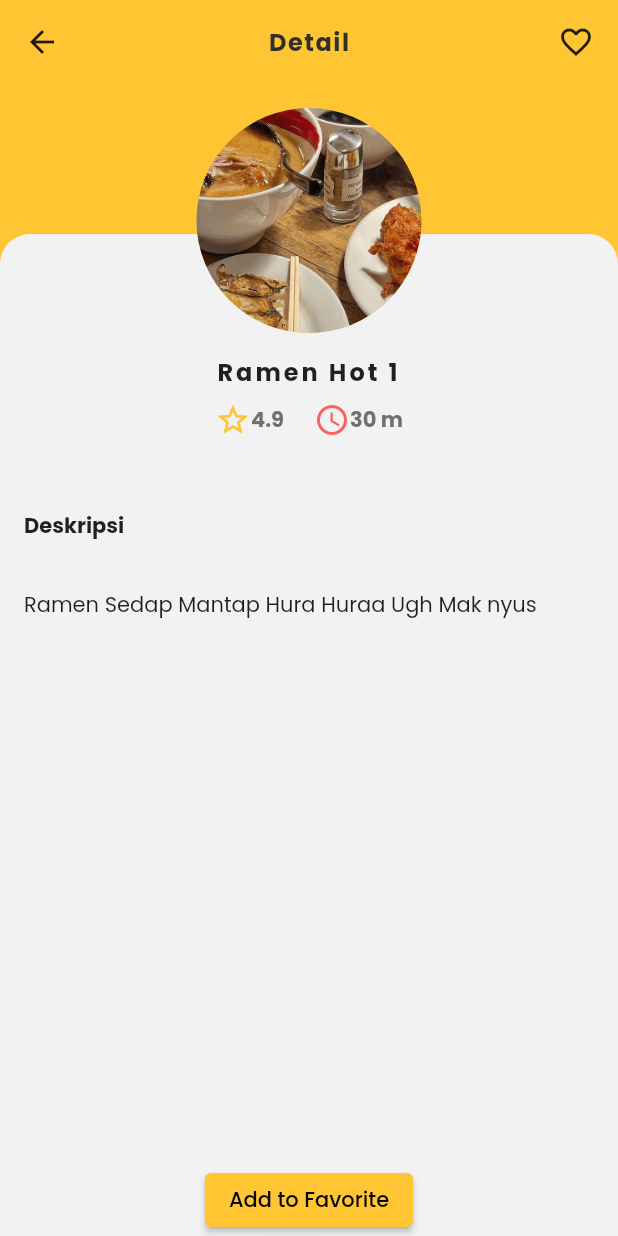
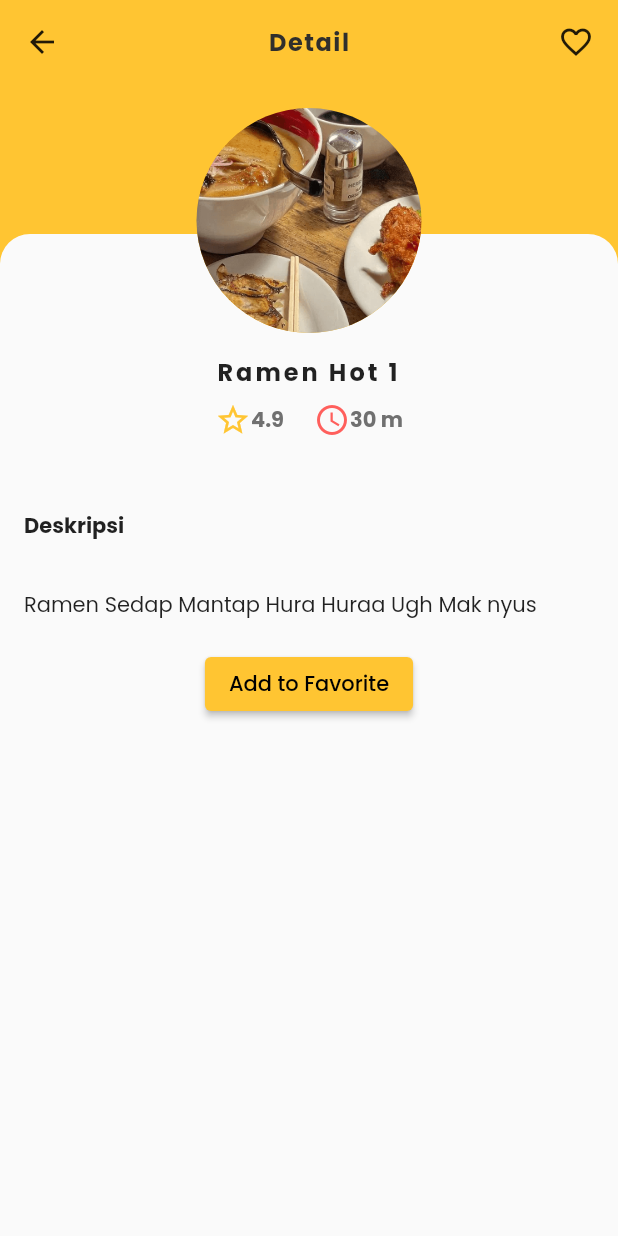
Before and after one commit to ghaan1/dicoding-fundamental-flutter, a Flutter app: the DetailFoodScreen screen opened directly with sample values from the repository, on a phone screen of 412 x 824 dp. Run offline on Flutter 3.47's test engine with Material 2 defaults, Android fonts, the phone set to English and light mode, and no system bars.

Commit message:
fix overflow

```diff
--- a/lib/presentation/home/landing/widget/detail_food_card.dart
+++ b/lib/presentation/home/landing/widget/detail_food_card.dart
@@ -16,7 +16,8 @@ class _DetailFoodScreenState extends State<DetailFoodScreen> {
   @override
   Widget build(BuildContext context) {
     return Scaffold(
-      body: Column(
+      body: SingleChildScrollView(
+        child: Column(
           children: [
             Container(
               decoration: const BoxDecoration(color: AppColor.primaryColor),
@@ -58,8 +59,8 @@ class _DetailFoodScreenState extends State<DetailFoodScreen> {
                         children: [
                           Container(
                             height: 150,
-                          decoration:
-                              const BoxDecoration(color: AppColor.primaryColor),
+                            decoration: const BoxDecoration(
+                                color: AppColor.primaryColor),
                           ),
                           Container(
                             margin: const EdgeInsets.only(top: 100),
@@ -68,7 +69,7 @@ class _DetailFoodScreenState extends State<DetailFoodScreen> {
                                   topLeft: Radius.circular(20),
                                   topRight: Radius.circular(20),
                                 ),
-                              color: AppColor.secondaryBackground),
+                                color: AppColor.primaryBackground),
                             child: Column(
                               crossAxisAlignment: CrossAxisAlignment.start,
                               children: [
@@ -131,7 +132,8 @@ class _DetailFoodScreenState extends State<DetailFoodScreen> {
                                 Padding(
                                   padding: const EdgeInsets.all(16.0),
                                   child: Column(
-                                  crossAxisAlignment: CrossAxisAlignment.start,
+                                    crossAxisAlignment:
+                                        CrossAxisAlignment.start,
                                     children: [
                                       const Text(
                                         'Deskripsi',
@@ -166,10 +168,9 @@ class _DetailFoodScreenState extends State<DetailFoodScreen> {
                 ),
               ],
             ),
-          Expanded(
-            child: Container(
+            Container(
               decoration:
-                  const BoxDecoration(color: AppColor.secondaryBackground),
+                  const BoxDecoration(color: AppColor.primaryBackground),
               alignment: Alignment.bottomCenter,
               height: 50,
               child: ElevatedButton(
@@ -195,9 +196,9 @@ class _DetailFoodScreenState extends State<DetailFoodScreen> {
                         ? 'Unfavorite'
                         : 'Add to Favorite'),
               ),
-            ),
             )
           ],
+        ),
       ),
     );
   }
```
Lines whose indentation alone changed are shown as unchanged.
